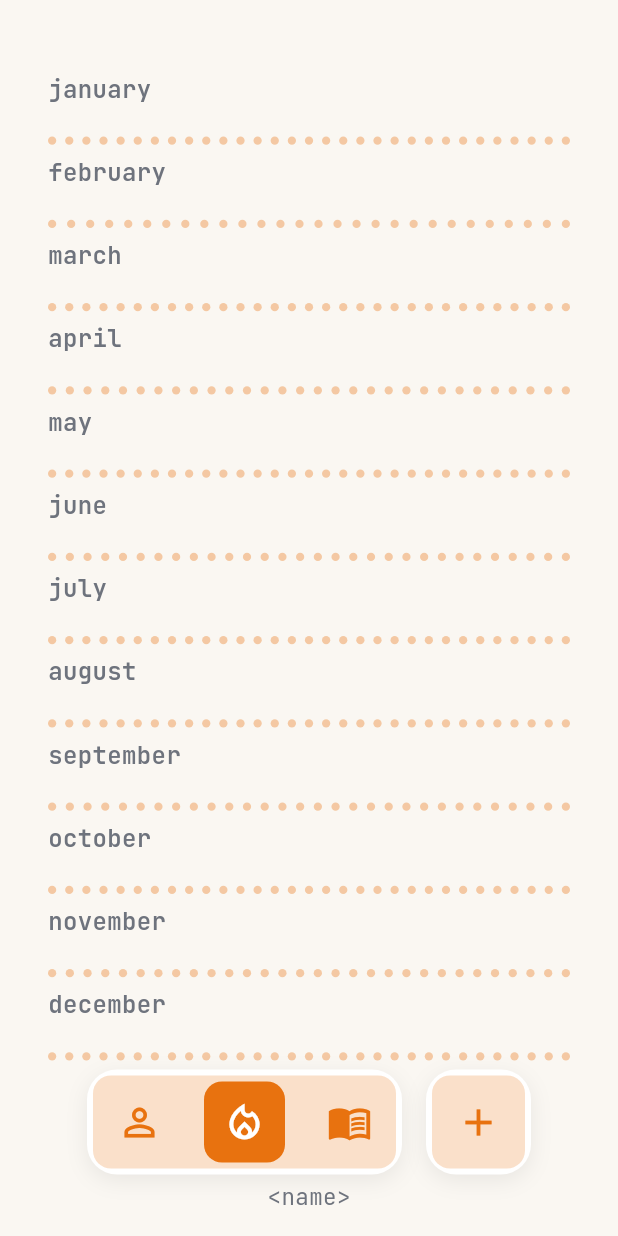
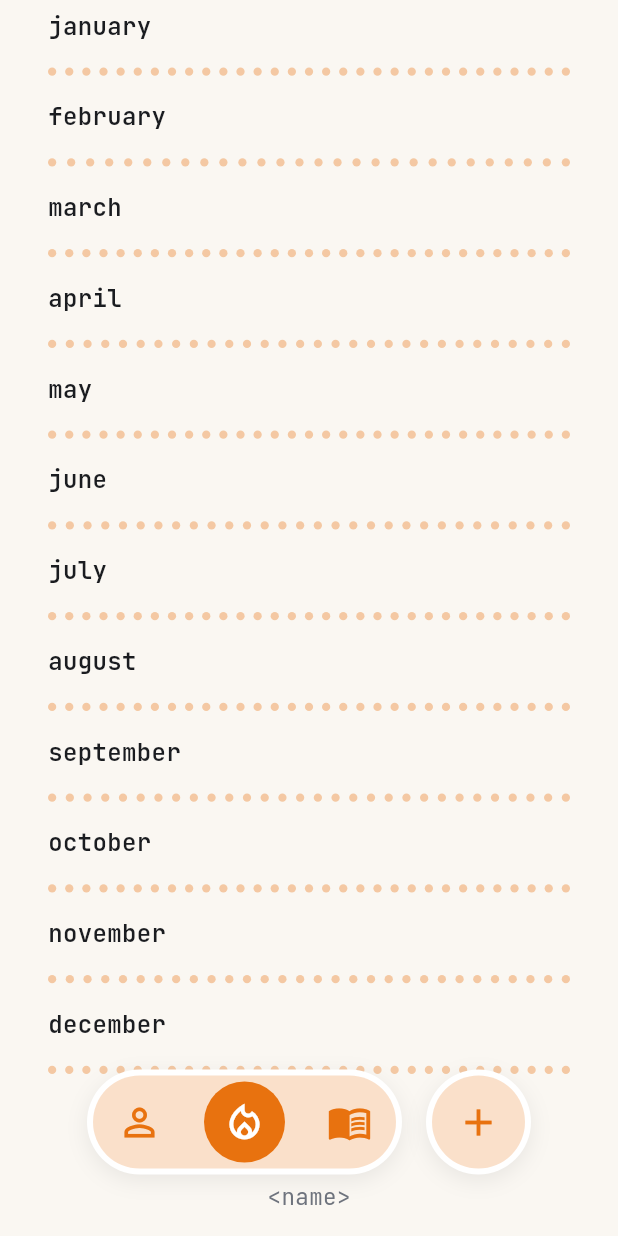
Before and after one commit to shlok-naik/book, a Flutter app: the screen it shows after launch, item 2 of the bottom bar chosen, on a phone screen of 412 x 824 dp. Run offline on Flutter 3.47's test engine with Material 3 defaults, Android fonts, the phone set to English and light mode, and no system bars; our stand-ins replace google_fonts.

Commit message:
WIP: bottom bar shapes, streaks spacing, log page text-size bug
Bottom bar: "+" is now a full circle, group bar a full pill, with the
tint/selection highlights matching shape throughout.

Streaks page: reworked the top/bottom month spacing to use explicit
computed margins instead of auto-distribution, which was measuring two
structurally different gaps and could never equalize them.

Log page: still being fixed — the completed-command text visually
reads as smaller/more compact after the strikethrough animation. Fixed
one confirmed cause (the strikethrough line was painted over the text,
erasing a band through the letter strokes) but the user reports it's
still not fully resolved.

Co-Authored-By: Claude Sonnet 5 <noreply@anthropic.com>

```diff
--- a/lib/features/logging/presentation/pages/home_page.dart
+++ b/lib/features/logging/presentation/pages/home_page.dart
@@ -6,6 +6,7 @@ import 'package:google_fonts/google_fonts.dart';
 
 import '../../../../core/theme/app_colors.dart';
 import '../../../../core/theme/app_spacing.dart';
+import '../../../../core/widgets/date_pill.dart';
 import '../../domain/log_command_parser.dart';
 import '../widgets/completed_command.dart';
 import '../widgets/confirmation_pill.dart';
@@ -117,6 +118,8 @@ class _HomePageState extends State<HomePage> with TickerProviderStateMixin {
             child: Column(
               crossAxisAlignment: CrossAxisAlignment.start,
               children: [
+                const Center(child: DatePill()),
+                const SizedBox(height: AppSpacing.lg),
                 Align(
                   alignment: Alignment.topLeft,
                   child: SizedBox(
@@ -142,7 +145,7 @@ class _HomePageState extends State<HomePage> with TickerProviderStateMixin {
                               minLines: 1,
                               keyboardType: TextInputType.text,
                               textInputAction: TextInputAction.done,
-                              textAlignVertical: TextAlignVertical.center,
+                              textAlignVertical: TextAlignVertical.top,
                               onSubmitted: _confirm,
                               style: inputStyle,
                               cursorColor: colors.accent,
--- a/lib/features/logging/presentation/widgets/completed_command.dart
+++ b/lib/features/logging/presentation/widgets/completed_command.dart
@@ -28,22 +28,25 @@ class CompletedCommand extends StatelessWidget {
       parent: animation,
       curve: const Interval(0.5, 1, curve: Curves.elasticOut),
     );
+    // Matches the text's own rendered line height, so a same-height,
+    // same-top-aligned box lets the checkmark center itself against the
+    // text/strikethrough specifically — not the row's full height.
+    final lineHeight = style.fontSize! * (style.height ?? 1.0);
 
     return AnimatedBuilder(
       animation: animation,
       builder: (context, _) {
         return Row(
+          crossAxisAlignment: CrossAxisAlignment.start,
           children: [
             Flexible(
               child: Stack(
                 alignment: Alignment.centerLeft,
                 children: [
-                  Text(
-                    text,
-                    maxLines: 1,
-                    overflow: TextOverflow.ellipsis,
-                    style: style.copyWith(color: colors.secondaryText),
-                  ),
+                  // Painted first (behind the text) so the line only shows
+                  // through the gaps between letters, the way strikethrough
+                  // conventionally renders — painted on top, it erases
+                  // chunks of the glyph strokes and reads as "cut into".
                   Positioned.fill(
                     child: Align(
                       alignment: Alignment.centerLeft,
@@ -53,6 +56,15 @@ class CompletedCommand extends StatelessWidget {
                       ),
                     ),
                   ),
+                  Text(
+                    text,
+                    maxLines: 1,
+                    overflow: TextOverflow.ellipsis,
+                    // Same dark color as the TextField it replaces — a
+                    // lighter gray here measurably read as "smaller" even
+                    // at an identical font size (a contrast illusion).
+                    style: style.copyWith(color: colors.primaryText),
+                  ),
                 ],
               ),
             ),
@@ -60,9 +72,14 @@ class CompletedCommand extends StatelessWidget {
             // so the Flexible text area's width — and the text's position
             // — never shifts once the checkmark starts appearing.
             const SizedBox(width: 10),
-            Transform.scale(
-              scale: checkmark.value,
-              child: Icon(Icons.check_circle, color: colors.accent, size: 22),
+            SizedBox(
+              height: lineHeight,
+              child: Center(
+                child: Transform.scale(
+                  scale: checkmark.value,
+                  child: Icon(Icons.check_circle, color: colors.accent, size: 22),
+                ),
+              ),
             ),
           ],
         );
--- a/lib/features/shell/presentation/widgets/bottom_switcher.dart
+++ b/lib/features/shell/presentation/widgets/bottom_switcher.dart
@@ -4,9 +4,9 @@ import '../../../../core/theme/app_colors.dart';
 import '../../../../core/theme/app_radius.dart';
 import '../../../../core/theme/app_spacing.dart';
 
-/// Rounded-rect (not full pill) tab bar. Profile / streak / library share
-/// the wide left container; "+" gets its own square, set apart, as the
-/// primary action.
+/// Floating pill tab bar. Profile / streak / library share the wide,
+/// fully-rounded left pill; "+" gets its own complete circle, set apart,
+/// as the primary action.
 ///
 /// Every icon slot follows the same explicit, symmetric ring — identical
 /// whether it's an edge icon or a middle one:
@@ -33,7 +33,6 @@ class BottomSwitcher extends StatelessWidget {
   static const _iconSpacing = AppSpacing.md;
   static const _slotSize = _SwitcherItem.selectedSize;
   static const _outerHeight = _slotSize + (_itemGap + _tintInset) * 2;
-  static const _barRadius = AppRadius.lg;
 
   @override
   Widget build(BuildContext context) {
@@ -44,6 +43,8 @@ class BottomSwitcher extends StatelessWidget {
       children: [
         _Base(
           colors: colors,
+          shape: BoxShape.rectangle,
+          borderRadius: BorderRadius.circular(AppRadius.pill),
           child: Padding(
             padding: const EdgeInsets.all(_itemGap),
             child: Row(
@@ -64,11 +65,13 @@ class BottomSwitcher extends StatelessWidget {
         const SizedBox(width: _iconSpacing),
         _Base(
           colors: colors,
+          shape: BoxShape.circle,
           child: Padding(
             padding: const EdgeInsets.all(_itemGap),
             child: _SwitcherItem(
               icon: Icons.add,
               selected: index == _addIndex,
+              circular: true,
               onTap: () => onChanged(_addIndex),
             ),
           ),
@@ -78,12 +81,19 @@ class BottomSwitcher extends StatelessWidget {
   }
 }
 
-/// The white rounded-rect with its inset accent-tinted twin — unchanging
-/// regardless of what's selected inside it.
+/// The white shape (pill or circle) with its inset accent-tinted twin —
+/// unchanging regardless of what's selected inside it.
 class _Base extends StatelessWidget {
-  const _Base({required this.colors, required this.child});
+  const _Base({
+    required this.colors,
+    required this.shape,
+    this.borderRadius,
+    required this.child,
+  });
 
   final AppColors colors;
+  final BoxShape shape;
+  final BorderRadius? borderRadius;
   final Widget child;
 
   @override
@@ -93,7 +103,8 @@ class _Base extends StatelessWidget {
       padding: const EdgeInsets.all(BottomSwitcher._tintInset),
       decoration: BoxDecoration(
         color: Colors.white,
-        borderRadius: BorderRadius.circular(BottomSwitcher._barRadius),
+        shape: shape,
+        borderRadius: shape == BoxShape.rectangle ? borderRadius : null,
         boxShadow: [
           BoxShadow(
             color: colors.primaryText.withValues(alpha: 0.08),
@@ -105,7 +116,8 @@ class _Base extends StatelessWidget {
       child: DecoratedBox(
         decoration: BoxDecoration(
           color: colors.accent.withValues(alpha: 0.22),
-          borderRadius: BorderRadius.circular(AppRadius.md),
+          shape: shape,
+          borderRadius: shape == BoxShape.rectangle ? BorderRadius.circular(AppRadius.pill) : null,
         ),
         child: child,
       ),
@@ -118,11 +130,13 @@ class _SwitcherItem extends StatelessWidget {
     required this.icon,
     required this.selected,
     required this.onTap,
+    this.circular = false,
   });
 
   final IconData icon;
   final bool selected;
   final VoidCallback onTap;
+  final bool circular;
 
   static const selectedSize = 54.0;
   static const _iconInset = AppSpacing.sm + 4;
@@ -131,10 +145,13 @@ class _SwitcherItem extends StatelessWidget {
   @override
   Widget build(BuildContext context) {
     final colors = context.colors;
+    final shape = circular ? BoxShape.circle : BoxShape.rectangle;
+    final radius = circular ? null : BorderRadius.circular(AppRadius.pill);
 
     return InkWell(
       onTap: onTap,
-      borderRadius: BorderRadius.circular(AppRadius.md),
+      customBorder: circular ? const CircleBorder() : null,
+      borderRadius: radius,
       child: SizedBox(
         width: selectedSize,
         height: selectedSize,
@@ -146,7 +163,8 @@ class _SwitcherItem extends StatelessWidget {
                   alignment: Alignment.center,
                   decoration: BoxDecoration(
                     color: colors.accent,
-                    borderRadius: BorderRadius.circular(AppRadius.md),
+                    shape: shape,
+                    borderRadius: radius,
                   ),
                   child: Icon(icon, size: _iconSize, color: Colors.white),
                 )
--- a/lib/features/streaks/presentation/pages/streaks_page.dart
+++ b/lib/features/streaks/presentation/pages/streaks_page.dart
@@ -12,7 +12,18 @@ class StreaksPage extends StatelessWidget {
 
   /// Shared by every month block — the gap above its dot row (from the
   /// label) and the gap below it (to the next month's label) match.
-  static const _rowGap = 13.0;
+  static const _rowGap = 9.0;
+
+  /// The same fixed margin above January and below December — computed
+  /// directly rather than left to auto-distribution, which measures
+  /// "gap to the top of the page" and "gap to the floating bottom bar"
+  /// as two very different quantities and can't equalize them on its own.
+  static const _edgeGap = 6.0;
+
+  /// The floating bottom bar's total footprint (bar height + its own
+  /// gap + the name label + its margin from the screen edge) — see
+  /// bottom_switcher.dart's _outerHeight (70) and root_shell.dart.
+  static const _barFootprint = 108.0;
 
   @override
   Widget build(BuildContext context) {
@@ -23,23 +34,24 @@ class StreaksPage extends StatelessWidget {
         child: Padding(
           padding: const EdgeInsets.fromLTRB(
             AppSpacing.xl,
-            AppSpacing.xxl,
+            _edgeGap,
             AppSpacing.xl,
             0,
           ),
           child: Padding(
-            padding: const EdgeInsets.only(bottom: 130),
+            padding: const EdgeInsets.only(bottom: _edgeGap + _barFootprint),
             child: Column(
               crossAxisAlignment: CrossAxisAlignment.start,
-              mainAxisAlignment: MainAxisAlignment.spaceBetween,
               children: [
-                for (var i = 1; i <= 12; i++)
+                for (var i = 1; i <= 12; i++) ...[
+                  if (i > 1) const SizedBox(height: _rowGap),
                   MonthDotGrid(
                     month: i,
                     year: year,
                     labelGap: _rowGap,
                     onDayTap: (date) => showDayDetailSheet(context, date),
                   ),
+                ],
               ],
             ),
           ),
--- a/lib/features/streaks/presentation/widgets/month_dot_grid.dart
+++ b/lib/features/streaks/presentation/widgets/month_dot_grid.dart
@@ -45,7 +45,7 @@ class MonthDotGrid extends StatelessWidget {
           style: GoogleFonts.jetBrainsMono(
             fontSize: 16,
             fontWeight: FontWeight.w600,
-            color: colors.secondaryText,
+            color: colors.primaryText,
           ),
         ),
         SizedBox(height: labelGap),
```
